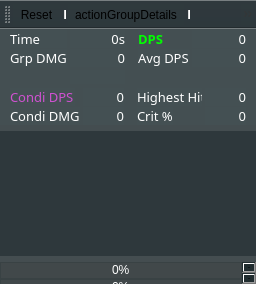
This is mainwindow.ui in Tyrox92/Gw2SPECS as Qt 5 draws it before an edit. The edited form follows.
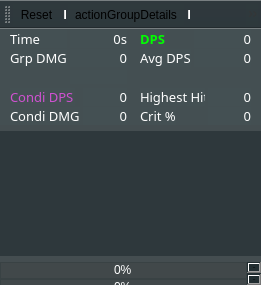
This is the edited form. Icons and pictures are not drawn. Custom widgets are drawn as their Qt base class.

The edit to the form file:
```diff
--- a/mainwindow.ui
+++ b/mainwindow.ui
@@ -9,8 +9,8 @@
    <rect>
     <x>0</x>
     <y>0</y>
-    <width>256</width>
-    <height>284</height>
+    <width>261</width>
+    <height>285</height>
    </rect>
   </property>
   <property name="sizePolicy">
@@ -1147,7 +1147,7 @@
            <rect>
             <x>0</x>
             <y>0</y>
-            <width>239</width>
+            <width>244</width>
             <height>180</height>
            </rect>
           </property>
```
